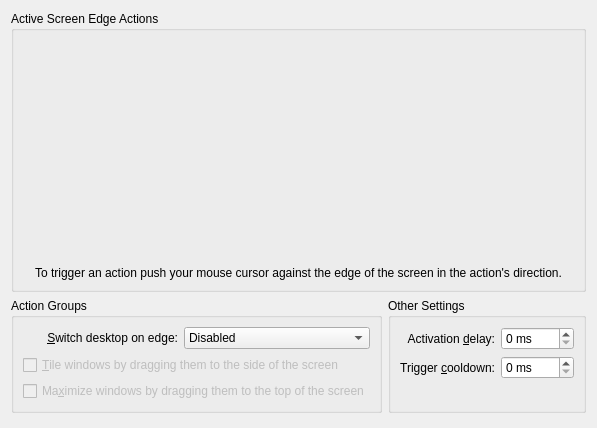
This is kcmkwin/kwinscreenedges/main.ui in KDE/kwin as Qt 5 draws it before an edit. The edited form follows.
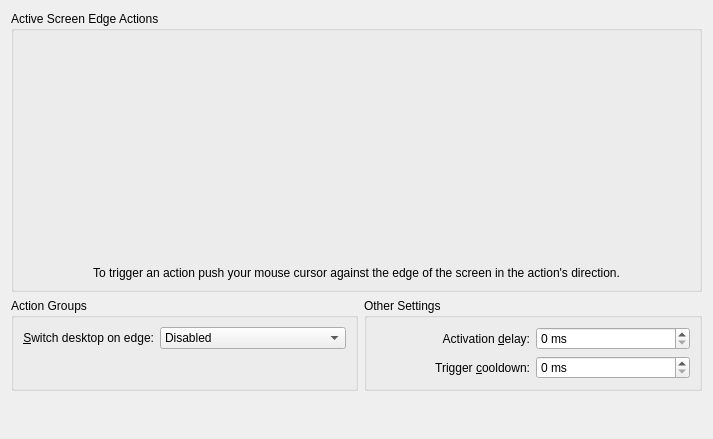
This is the edited form. Custom widgets are drawn as their Qt base class.

Commit message: Remove quick tile and quick maximize checkbox from screenedges ui as it is not implemented for 4.3.

The edit to the form file:
```diff
--- a/kcmkwin/kwinscreenedges/main.ui
+++ b/kcmkwin/kwinscreenedges/main.ui
@@ -6,8 +6,8 @@
    <rect>
     <x>0</x>
     <y>0</y>
-    <width>582</width>
-    <height>428</height>
+    <width>713</width>
+    <height>439</height>
    </rect>
   </property>
   <layout class="QGridLayout" name="gridLayout">
@@ -119,27 +119,7 @@
       <string>Action Groups</string>
      </property>
      <layout class="QGridLayout" name="gridLayout_2">
-      <item row="1" column="0" colspan="2">
-       <widget class="QCheckBox" name="quickTileBox">
-        <property name="enabled">
-         <bool>false</bool>
-        </property>
-        <property name="text">
-         <string>&amp;Tile windows by dragging them to the side of the screen</string>
-        </property>
-       </widget>
-      </item>
       <item row="2" column="0" colspan="2">
-       <widget class="QCheckBox" name="quickMaximizeBox">
-        <property name="enabled">
-         <bool>false</bool>
-        </property>
-        <property name="text">
-         <string>Ma&amp;ximize windows by dragging them to the top of the screen</string>
-        </property>
-       </widget>
-      </item>
-      <item row="4" column="0" colspan="2">
        <spacer name="verticalSpacer_3">
         <property name="orientation">
          <enum>Qt::Vertical</enum>
```
Left out of the diff: 2 changed lines with no effect on the pictures. The commit also changes 1 other file.
